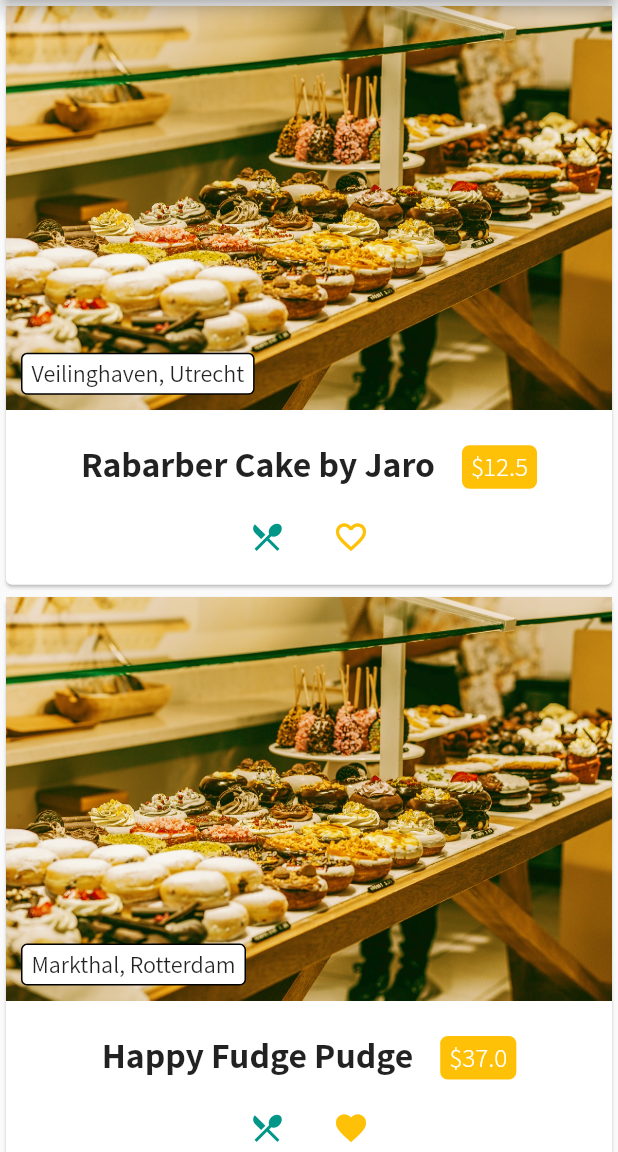
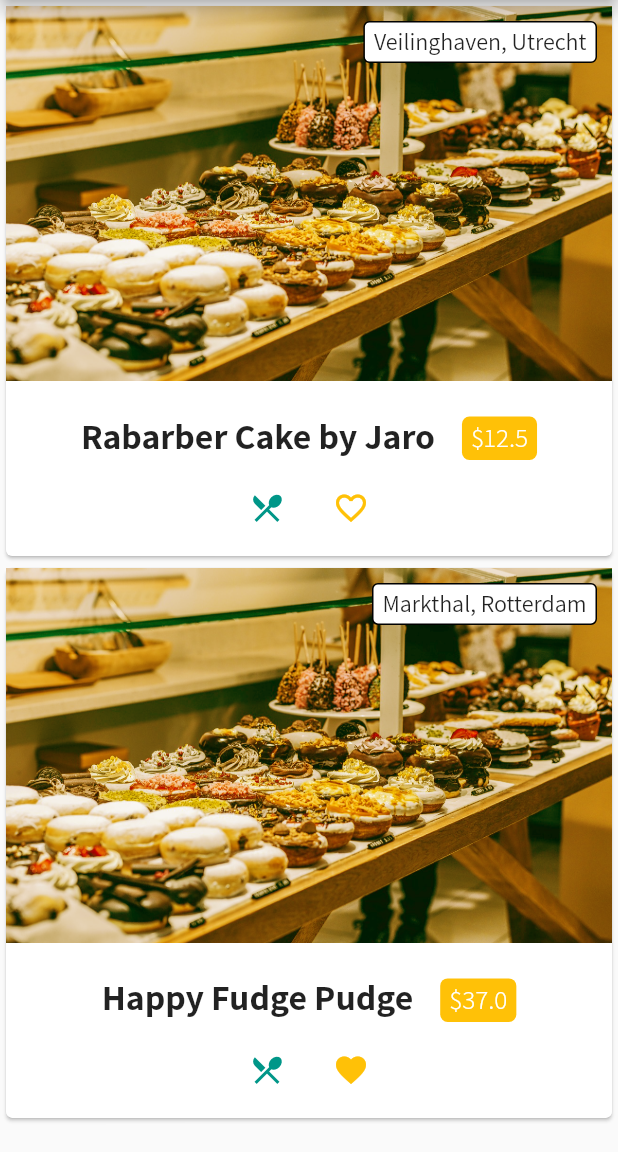
Before and after one commit to jar0m1r/flutplayground, a Flutter app: the ProductsPage screen opened by its route, on a phone screen of 412 x 824 dp, the part 84-1236 px from its top. Run offline on Flutter 3.47's test engine with Material 2 defaults, Android fonts, the phone set to English and light mode, and no system bars; accounts and stored records are empty; network calls fail.

Commit message:
Fixed ProductCard Image size

```diff
--- a/lib/widgets/Products/product_card.dart
+++ b/lib/widgets/Products/product_card.dart
@@ -61,7 +61,6 @@ class ProductCard extends StatelessWidget {
       )
     : FadeInImage(
         fit: BoxFit.cover,
-        height: 300.0,
         placeholder: AssetImage(
           'assets/food.jpg',
         ),
@@ -76,16 +75,19 @@ class ProductCard extends StatelessWidget {
     return Card(
       child: Column(
         children: <Widget>[
-          Stack(
-            alignment: AlignmentDirectional.bottomCenter,
+          Container(
+            height: 250.0,
+            child: Stack(
+              fit: StackFit.expand,
               children: [
                 _buildImage(),
                 Container( // ! location
-                margin: EdgeInsets.only(bottom: 10.0),
-                alignment: Alignment.topLeft,
+                  margin: EdgeInsets.only(top: 10.0),
+                  alignment: Alignment.topRight,
                   child: LocationTag(product.location)
                 )
               ]
+            ),
           ),
           Container( // ! title & price
             margin: EdgeInsets.only(top: 20.0),
```
Also changed, not shown: lib/main.dart (+5 -5 lines). Lines whose indentation alone changed are shown as unchanged.
